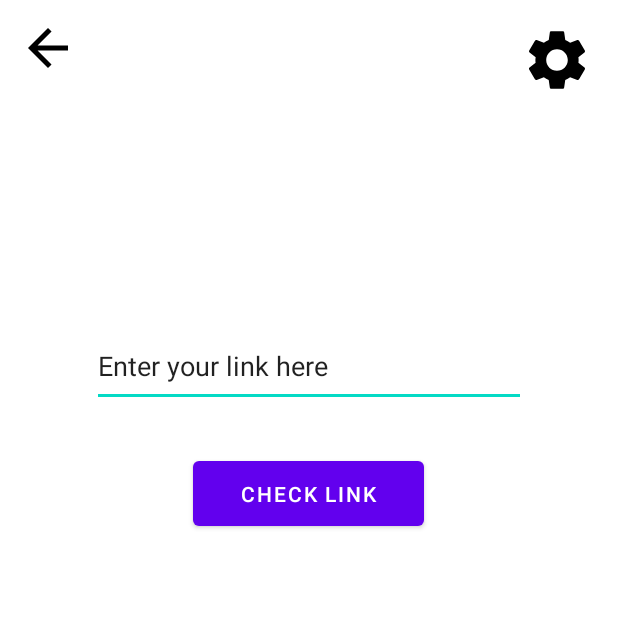
After one commit to zagar-matija/Smish-Hunter, an Android app: the fragment LinkCheckerFragment shown on its own in the app's theme, on a phone screen of 412 x 824 dp, the top half of it. The commit adds this screen. Run offline under Robolectric (Android 15) with nearby library versions, the phone set to English and light mode, and no system bars.

Commit message:
Add fragments and update design.

```diff
--- /dev/null
+++ b/app/src/main/java/ferit/student/matijazagar/smishhunter/LinkCheckerFragment.kt
@@ -0,0 +1,20 @@
+package ferit.student.matijazagar.smishhunter
+
+import android.os.Bundle
+import androidx.fragment.app.Fragment
+import android.view.LayoutInflater
+import android.view.View
+import android.view.ViewGroup
+
+class LinkCheckerFragment : Fragment() {
+
+
+    override fun onCreateView(
+        inflater: LayoutInflater, container: ViewGroup?,
+        savedInstanceState: Bundle?
+    ): View? {
+        // Inflate the layout for this fragment
+        return inflater.inflate(R.layout.fragment_link_checker, container, false)
+    }
+
+}
--- a/app/src/main/java/ferit/student/matijazagar/smishhunter/MainActivity.kt
+++ b/app/src/main/java/ferit/student/matijazagar/smishhunter/MainActivity.kt
@@ -2,12 +2,13 @@ package ferit.student.matijazagar.smishhunter
 
 import androidx.appcompat.app.AppCompatActivity
 import android.os.Bundle
+import androidx.fragment.app.Fragment
 
 class MainActivity : AppCompatActivity() {
     override fun onCreate(savedInstanceState: Bundle?) {
         super.onCreate(savedInstanceState)
         setContentView(R.layout.activity_main)
 
-
+        var reportsFragment = ReportsFragment();
     }
 }
--- a/app/src/main/res/drawable/ic_baseline_arrow_back_24.xml
+++ b/app/src/main/res/drawable/ic_baseline_arrow_back_24.xml
@@ -1,5 +1,5 @@
-<vector android:autoMirrored="true" android:height="35dp"
+<vector android:autoMirrored="true" android:height="40dp"
     android:tint="#000000" android:viewportHeight="24"
-    android:viewportWidth="24" android:width="35dp" xmlns:android="http://schemas.android.com/apk/res/android">
+    android:viewportWidth="24" android:width="40dp" xmlns:android="http://schemas.android.com/apk/res/android">
     <path android:fillColor="@android:color/white" android:pathData="M20,11H7.83l5.59,-5.59L12,4l-8,8 8,8 1.41,-1.41L7.83,13H20v-2z"/>
 </vector>
--- /dev/null
+++ b/app/src/main/res/drawable/ic_baseline_error_outline_24.xml
@@ -0,0 +1,5 @@
+<vector android:alpha="0.91" android:height="30dp"
+    android:tint="#D43939" android:viewportHeight="24"
+    android:viewportWidth="24" android:width="30dp" xmlns:android="http://schemas.android.com/apk/res/android">
+    <path android:fillColor="@android:color/white" android:pathData="M11,15h2v2h-2zM11,7h2v6h-2zM11.99,2C6.47,2 2,6.48 2,12s4.47,10 9.99,10C17.52,22 22,17.52 22,12S17.52,2 11.99,2zM12,20c-4.42,0 -8,-3.58 -8,-8s3.58,-8 8,-8 8,3.58 8,8 -3.58,8 -8,8z"/>
+</vector>
--- /dev/null
+++ b/app/src/main/res/layout/fragment_link_checker.xml
@@ -0,0 +1,71 @@
+<?xml version="1.0" encoding="utf-8"?>
+<androidx.constraintlayout.widget.ConstraintLayout xmlns:android="http://schemas.android.com/apk/res/android"
+    xmlns:app="http://schemas.android.com/apk/res-auto"
+    xmlns:tools="http://schemas.android.com/tools"
+    android:layout_width="match_parent"
+    android:layout_height="match_parent"
+    tools:context=".MainActivity">
+
+    <Button
+        android:id="@+id/buttonCheckLink"
+        android:layout_width="154dp"
+        android:layout_height="55dp"
+        android:text="@string/button_check_link"
+        app:layout_constraintBottom_toBottomOf="parent"
+        app:layout_constraintEnd_toEndOf="parent"
+        app:layout_constraintHorizontal_bias="0.498"
+        app:layout_constraintStart_toStartOf="parent"
+        app:layout_constraintTop_toTopOf="parent"
+        app:layout_constraintVertical_bias="0.392" />
+
+    <ImageButton
+        android:id="@+id/buttonSettingsMain"
+        android:layout_width="50dp"
+        android:layout_height="48dp"
+        android:layout_marginTop="16dp"
+        android:layout_marginEnd="16dp"
+        android:background="#00000000"
+        android:contentDescription="@string/description_settings_button"
+        app:layout_constraintEnd_toEndOf="parent"
+        app:layout_constraintHorizontal_bias="1.0"
+        app:layout_constraintStart_toStartOf="parent"
+        app:layout_constraintTop_toTopOf="parent"
+        app:srcCompat="@drawable/ic_baseline_settings_24"
+        tools:ignore="SpeakableTextPresentCheck" />
+
+    <EditText
+        android:id="@+id/editTextLink"
+        android:layout_width="289dp"
+        android:layout_height="54dp"
+        android:layout_marginBottom="30dp"
+        android:ems="10"
+        android:importantForAutofill="no"
+        android:inputType="textPersonName"
+        android:text="@string/text_enter_link"
+        app:layout_constraintBottom_toTopOf="@+id/buttonCheckLink"
+        app:layout_constraintEnd_toEndOf="parent"
+        app:layout_constraintStart_toStartOf="parent" />
+
+    <ImageButton
+        android:id="@+id/imageButton"
+        android:layout_width="48dp"
+        android:layout_height="48dp"
+        android:layout_marginStart="8dp"
+        android:layout_marginTop="8dp"
+        android:background="#00FFFFFF"
+        android:contentDescription="@string/description_back_button"
+        android:src="@drawable/ic_baseline_arrow_back_24"
+        app:layout_constraintStart_toStartOf="parent"
+        app:layout_constraintTop_toTopOf="parent"
+        tools:ignore="SpeakableTextPresentCheck" />
+
+    <TextView
+        android:id="@+id/textViewLinkResult"
+        android:layout_width="280dp"
+        android:layout_height="82dp"
+        android:layout_marginTop="30dp"
+        app:layout_constraintEnd_toEndOf="parent"
+        app:layout_constraintStart_toStartOf="parent"
+        app:layout_constraintTop_toBottomOf="@+id/buttonCheckLink" />
+
+</androidx.constraintlayout.widget.ConstraintLayout>
--- a/app/src/main/res/values/strings.xml
+++ b/app/src/main/res/values/strings.xml
@@ -2,6 +2,14 @@
     <string name="app_name">Smish Hunter</string>
 
     <string name="button_reports">Reports</string>
-    <string name="button_check_link">Check a link</string>
+    <string name="button_check_a_link">Check a link</string>
     <string name="button_about">About</string>
+    <string name="button_check_link">Check link</string>
+
+    <string name="title_reports">Reports</string>
+
+    <string name="text_enter_link">Enter your link here</string>
+
+    <string name="description_settings_button">Settings</string>
+    <string name="description_back_button">Back</string>
 </resources>
```
Also changed, not shown: app/src/main/java/ferit/student/matijazagar/smishhunter/MainFragment.kt (added, +35 -0 lines), app/src/main/java/ferit/student/matijazagar/smishhunter/ReportsFragment.kt (added, +22 -0 lines), app/src/main/res/layout/activity_main.xml (+6 -43 lines), app/src/main/res/layout/fragment_main.xml (added, +57 -0 lines), app/src/main/res/layout/fragment_reports.xml (+9 -5 lines), app/src/main/res/layout/recycler_report.xml (added, +36 -0 lines).
